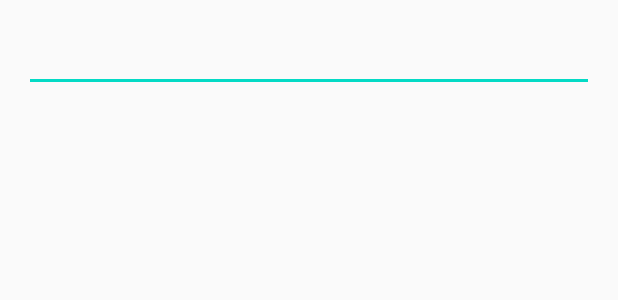
After one commit to reza-foroushani/SM-Overview, an Android app: the layout layout_dialogbearbeitenfachbereichvonmaster.xml on its own in the app's theme, with its tools: preview values and no code run, on a phone screen of 412 x 824 dp. The commit adds this screen. Shown: the top 300 px of the screen. Run offline under Robolectric (Android 15) with nearby library versions, the phone set to English and light mode, and no system bars.

Commit message:
beirbeiten und löschen in contextmenue .bearbeiten  durch Dialog , was man bearbeitet hat , es wird in gleiche postion statt der allter text  gespeichert .  seve status von arraylist

```diff
--- a/app/src/main/res/layout/activitz_subhinzufuegenfachbereichmaster.xml
+++ b/app/src/main/res/layout/activitz_subhinzufuegenfachbereichmaster.xml
@@ -12,8 +12,8 @@
         android:layout_width="match_parent"
         android:layout_height="wrap_content"
         android:ems="10"
+        android:hint="Fachbereich Name"
         android:inputType="textPersonName"
-        android:text="Fachbereich Name"
         android:textSize="24sp" />
 
     <Button
--- /dev/null
+++ b/app/src/main/res/layout/layout_dialogbearbeitenfachbereichvonmaster.xml
@@ -0,0 +1,14 @@
+<?xml version="1.0" encoding="utf-8"?>
+<RelativeLayout xmlns:android="http://schemas.android.com/apk/res/android"
+    android:layout_width="match_parent"
+    android:layout_height="match_parent"
+    android:padding="16dp">
+
+    <EditText
+        android:id="@+id/BEARBEITEN_DIALOGBUTTON"
+        android:layout_width="match_parent"
+        android:layout_height="wrap_content"
+        android:ems="10"
+        android:inputType="textPersonName" />
+
+</RelativeLayout>
```
Also changed, not shown: app/src/main/java/de/hskl/smoverview/MasterActivity.java (+97 -4 lines).
